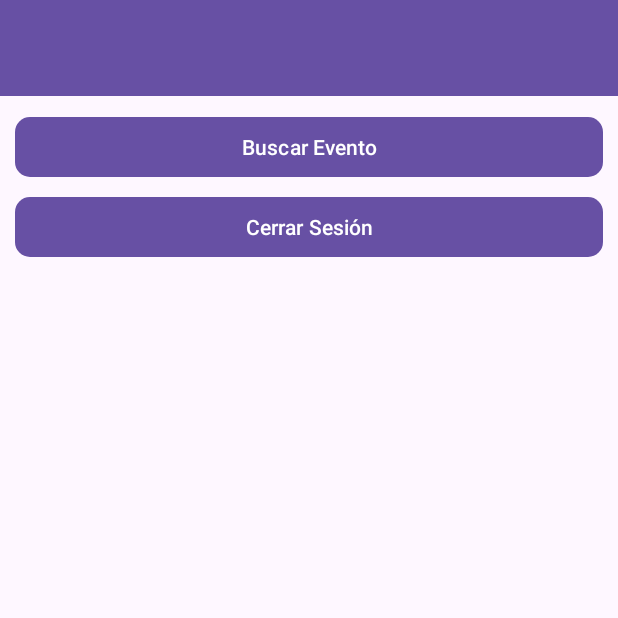
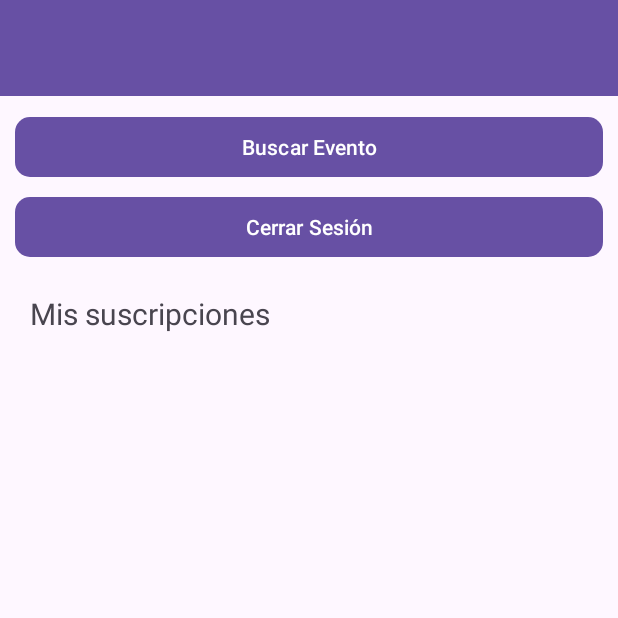
Before and after one commit to RodrigoPersoglia/PlayNow, an Android app: the SubscriberMain screen opened directly, with no data from a screen before it, on a phone screen of 412 x 824 dp, the top half of it. Run offline under Robolectric (Android 15) with nearby library versions, the phone set to English and light mode, and no system bars; our stand-ins replace Firebase (no records; nobody signed in at launch, a user with empty details on screens opened directly).

```diff
--- /dev/null
+++ b/app/src/main/java/com/example/test1/Adapter/ListSubscriptionAdapter.java
@@ -0,0 +1,75 @@
+package com.example.test1.Adapter;
+
+import android.content.Context;
+import android.view.LayoutInflater;
+import android.view.View;
+import android.view.ViewGroup;
+import android.widget.Button;
+import android.widget.TextView;
+import android.widget.Toast;
+
+import androidx.annotation.NonNull;
+import androidx.recyclerview.widget.RecyclerView;
+
+import com.example.test1.R;
+import com.example.test1.model.Event;
+import com.example.test1.model.Subscription;
+import com.firebase.ui.firestore.FirestoreRecyclerAdapter;
+import com.firebase.ui.firestore.FirestoreRecyclerOptions;
+import com.google.android.gms.tasks.OnCompleteListener;
+import com.google.android.gms.tasks.Task;
+import com.google.firebase.auth.FirebaseAuth;
+import com.google.firebase.firestore.DocumentSnapshot;
+import com.google.firebase.firestore.FirebaseFirestore;
+import com.google.firebase.firestore.Query;
+import com.google.firebase.firestore.QueryDocumentSnapshot;
+import com.google.firebase.firestore.QuerySnapshot;
+
+import java.text.SimpleDateFormat;
+import java.util.ArrayList;
+import java.util.Locale;
+
+public class ListSubscriptionAdapter extends FirestoreRecyclerAdapter<Subscription, ListSubscriptionAdapter.ViewHolder> {
+    private Context mContext;
+    FirebaseAuth mAuth;
+    FirebaseFirestore db;
+    public ListSubscriptionAdapter(Context context, @NonNull FirestoreRecyclerOptions<Subscription> options) {
+        super(options);
+        mContext = context;
+        mAuth = FirebaseAuth.getInstance();
+        db = FirebaseFirestore.getInstance();
+    }
+
+    @Override
+    protected void onBindViewHolder(ViewHolder viewHolder, int position, Subscription suscripcion) {
+        viewHolder.nombre.setText(suscripcion.getNombre());
+
+        SimpleDateFormat dateFormat = new SimpleDateFormat("dd/MM/yyyy", Locale.getDefault());
+        String formattedDate = dateFormat.format(suscripcion.getFecha());
+        viewHolder.fecha.setText(formattedDate);
+
+        SimpleDateFormat timeFormat = new SimpleDateFormat("HH:mm", Locale.getDefault());
+        String formattedTime = timeFormat.format(suscripcion.getHora());
+        viewHolder.hora.setText(formattedTime);
+
+    }
+
+    @NonNull
+    @Override
+    public ViewHolder onCreateViewHolder(@NonNull ViewGroup parent, int viewType) {
+        View v = LayoutInflater.from(parent.getContext()).inflate(R.layout.list_suscription, parent, false);
+        return new ViewHolder(v);
+    }
+
+    public class ViewHolder extends RecyclerView.ViewHolder {
+        TextView nombre,fecha,hora;
+
+        public ViewHolder(@NonNull View itemView) {
+            super(itemView);
+            nombre = itemView.findViewById(R.id.nameTextView);
+            fecha = itemView.findViewById(R.id.dateTextView);
+            hora = itemView.findViewById(R.id.timeTextView);
+        }
+    }
+
+}
--- a/app/src/main/java/com/example/test1/SubscriberMain.java
+++ b/app/src/main/java/com/example/test1/SubscriberMain.java
@@ -22,8 +22,11 @@ import android.widget.EditText;
 import android.widget.LinearLayout;
 import android.widget.Toast;
 
+import com.example.test1.Adapter.EventListAdapter;
 import com.example.test1.Adapter.EventListSearchAdapter;
+import com.example.test1.Adapter.ListSubscriptionAdapter;
 import com.example.test1.model.Event;
+import com.example.test1.model.Subscription;
 import com.firebase.ui.firestore.FirestoreRecyclerOptions;
 import com.google.android.gms.location.FusedLocationProviderClient;
 import com.google.android.gms.location.LocationServices;
@@ -50,8 +53,9 @@ public class SubscriberMain extends AppCompatActivity {
     private Date selectedDate;
     EditText dateCalendarEditText,radio_txt,select_sportsEvent,date_CalendarEvent;
     AutoCompleteTextView sportsEventAutoComplete;
-    RecyclerView recyclerView;
+    RecyclerView recyclerView,subscription_rv;
     EventListSearchAdapter mAdapter;
+    ListSubscriptionAdapter subscriptionAdapter;
 
     private static final int REQUEST_LOCATION_PERMISSION = 1;
     private FusedLocationProviderClient fusedLocationClient;
@@ -62,6 +66,12 @@ public class SubscriberMain extends AppCompatActivity {
         StartComponents();
         fusedLocationClient = LocationServices.getFusedLocationProviderClient(this);
     }
+
+    protected void onStart() {
+        super.onStart();
+        subscriptionAdapter.startListening();
+    }
+
 
     @Override
     public void onRequestPermissionsResult(int requestCode, @NonNull String[] permissions,
@@ -80,9 +90,11 @@ public class SubscriberMain extends AppCompatActivity {
     protected void onStop() {
         super.onStop();
         mAdapter.stopListening();
+        subscriptionAdapter.stopListening();
     }
 
     private void StartComponents() {
+        mFirestore = FirebaseFirestore.getInstance();
         search_lay = findViewById(R.id.search_lay);
         search_lay.setVisibility(View.GONE);
         View search_event = getLayoutInflater().inflate(R.layout.search_event, null);
@@ -105,6 +117,26 @@ public class SubscriberMain extends AppCompatActivity {
         String fechaFormateada = formatoFecha.format(selectedDate);
         date_CalendarEvent.setText(fechaFormateada);
         radio_txt.setText("20");
+
+        subscription_rv = findViewById(R.id.suscripciones_list);
+        subscription_rv.setLayoutManager(new LinearLayoutManager(this));
+
+        Calendar calendar = Calendar.getInstance();
+        calendar.set(Calendar.HOUR_OF_DAY, 0);
+        calendar.set(Calendar.MINUTE, 0);
+        calendar.set(Calendar.SECOND, 0);
+        calendar.set(Calendar.MILLISECOND, 0);
+        Date fechaActual = calendar.getTime();
+
+        Query query = mFirestore.collection("suscripciones")
+                .whereEqualTo("usuario",mAuth.getUid())
+                .whereGreaterThanOrEqualTo("fecha",fechaActual);
+
+        FirestoreRecyclerOptions<Subscription> firestoreRecyclerOptions =
+                new FirestoreRecyclerOptions.Builder<Subscription>().setQuery(query, Subscription.class).build();
+
+        subscriptionAdapter = new ListSubscriptionAdapter(this,firestoreRecyclerOptions);
+        subscription_rv.setAdapter(subscriptionAdapter);
     }
 
     private void LogOut(){
@@ -230,7 +262,6 @@ public class SubscriberMain extends AppCompatActivity {
     private void ShowCards(double latitude, double longitude, int radio) {
         recyclerView = search_lay.findViewById(R.id.search_recycler);
         recyclerView.setLayoutManager(new LinearLayoutManager(subscriber_lay.getContext()));
-        mFirestore = FirebaseFirestore.getInstance();
         Date selectedDate = fechaSeleccionada();
 
         double distanciaGrados = radio / 111.32;
@@ -265,5 +296,4 @@ public class SubscriberMain extends AppCompatActivity {
             return new Date();
         }
     }
-
 }
--- /dev/null
+++ b/app/src/main/res/drawable/check.xml
@@ -0,0 +1,5 @@
+<vector android:height="24dp" android:tint="#348A34"
+    android:viewportHeight="24" android:viewportWidth="24"
+    android:width="24dp" xmlns:android="http://schemas.android.com/apk/res/android">
+    <path android:fillColor="@android:color/white" android:pathData="M16.59,7.58L10,14.17l-3.59,-3.58L5,12l5,5 8,-8zM12,2C6.48,2 2,6.48 2,12s4.48,10 10,10 10,-4.48 10,-10S17.52,2 12,2zM12,20c-4.42,0 -8,-3.58 -8,-8s3.58,-8 8,-8 8,3.58 8,8 -3.58,8 -8,8z"/>
+</vector>
--- a/app/src/main/res/layout/activity_subscriber_main.xml
+++ b/app/src/main/res/layout/activity_subscriber_main.xml
@@ -52,6 +52,22 @@
                 android:layout_marginRight="10dp"
                 android:text="Cerrar Sesión"
                 app:cornerRadius="10dp" />
+
+            <TextView
+                android:id="@+id/textView2"
+                android:layout_width="match_parent"
+                android:layout_height="wrap_content"
+                android:layout_marginStart="20dp"
+                android:layout_marginTop="20dp"
+                android:text="Mis suscripciones"
+                android:textSize="20sp" />
+
+            <androidx.recyclerview.widget.RecyclerView
+                android:id="@+id/suscripciones_list"
+                android:layout_width="match_parent"
+                android:layout_height="match_parent"
+                android:layout_marginStart="10dp"
+                android:layout_marginEnd="10dp" />
         </LinearLayout>
     </LinearLayout>
 
```
Also changed, not shown: app/src/main/java/com/example/test1/Adapter/EventListSearchAdapter.java (+21 -5 lines), app/src/main/java/com/example/test1/model/Event.java (+7 -7 lines), app/src/main/res/layout/list_suscription.xml (+18 -0 lines).
